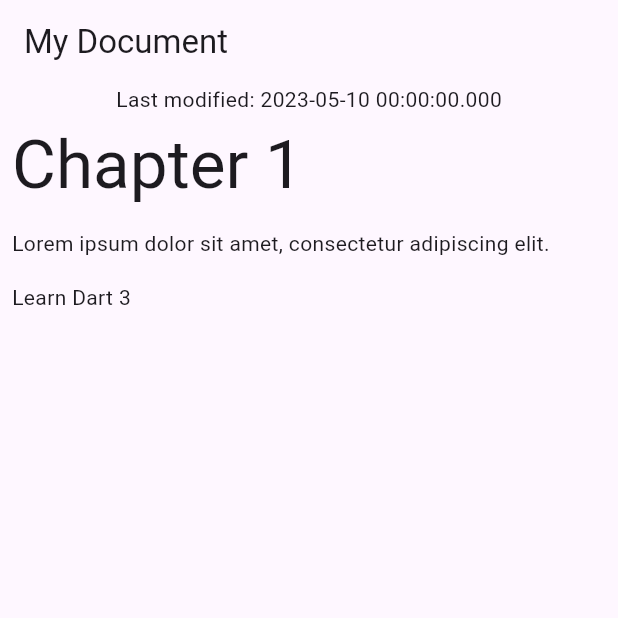
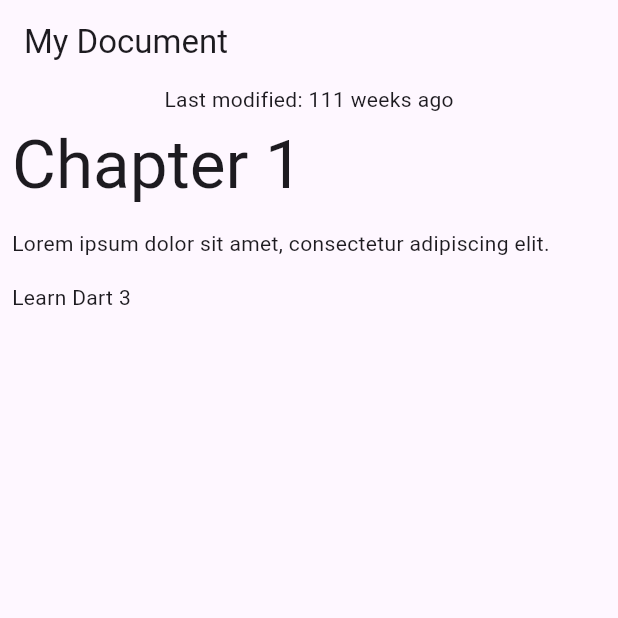
Before and after one commit to Sandroisu/patterns_codelab, a Flutter app: the screen it shows after launch, on a phone screen of 412 x 824 dp, the top half of it. Run offline on Flutter 3.47's test engine with Material 3 defaults, Android fonts, the light colour scheme and no system bars.

Commit message:
before last chapter

```diff
--- a/lib/data.dart
+++ b/lib/data.dart
@@ -35,6 +35,22 @@ class Document {
       throw const FormatException('Unexpected JSON format');
     }
   }
+
+  String formatDate(DateTime dateTime) {
+    final today = DateTime.now();
+    final difference = dateTime.difference(today);
+
+    return switch (difference) {
+      Duration(inDays: 0) => 'today',
+      Duration(inDays: 1) => 'tomorrow',
+      Duration(inDays: -1) => 'yesterday',
+      Duration(inDays: final days) when days > 7 => '${days ~/ 7} weeks from now',
+      Duration(inDays: final days) when days < -7 =>
+      '${days.abs() ~/ 7} weeks ago',
+      Duration(inDays: final days, isNegative: true) => '${days.abs()} days ago',
+      Duration(inDays: final days) => '$days days from now',
+    };
+  }
 }
 
 
--- a/lib/main.dart
+++ b/lib/main.dart
@@ -27,12 +27,13 @@ class DocumentScreen extends StatelessWidget {
   Widget build(BuildContext context) {
     final (title, :modified) = document.metadata;
     final blocks = document.getBlocks();
+    final formattedModifiedDate = document.formatDate(modified);
 
     return Scaffold(
       appBar: AppBar(title: Text(title)),
       body: Column(
         children: [
-          Text('Last modified: $modified'),
+          Text('Last modified: $formattedModifiedDate'),
           Expanded(
             child: ListView.builder(
               itemCount: blocks.length,
```
